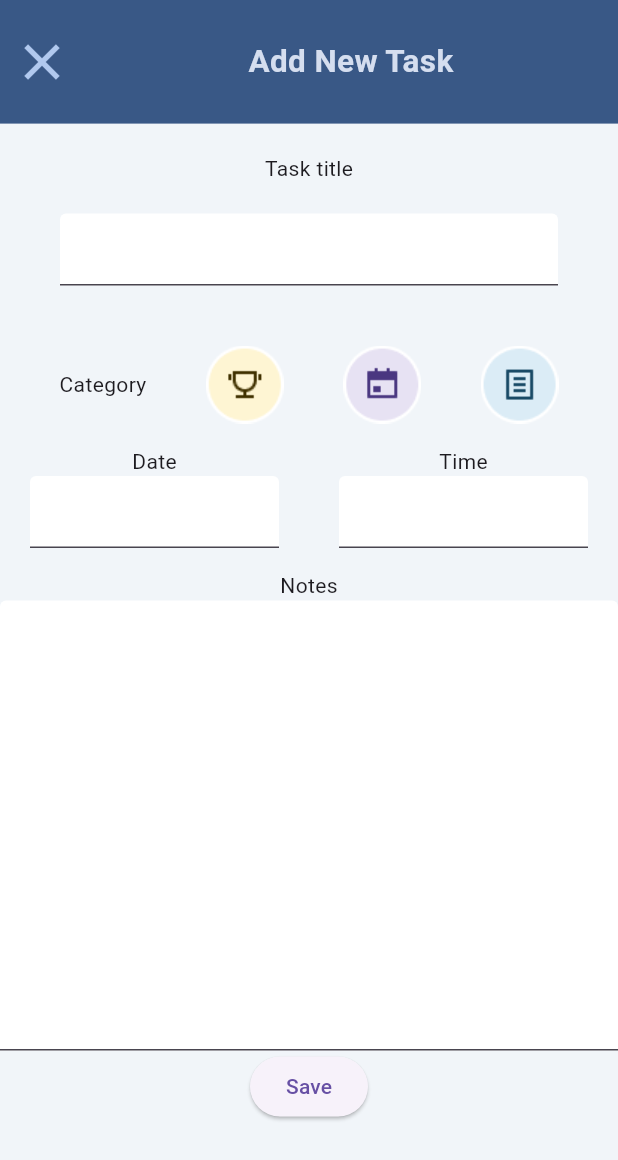
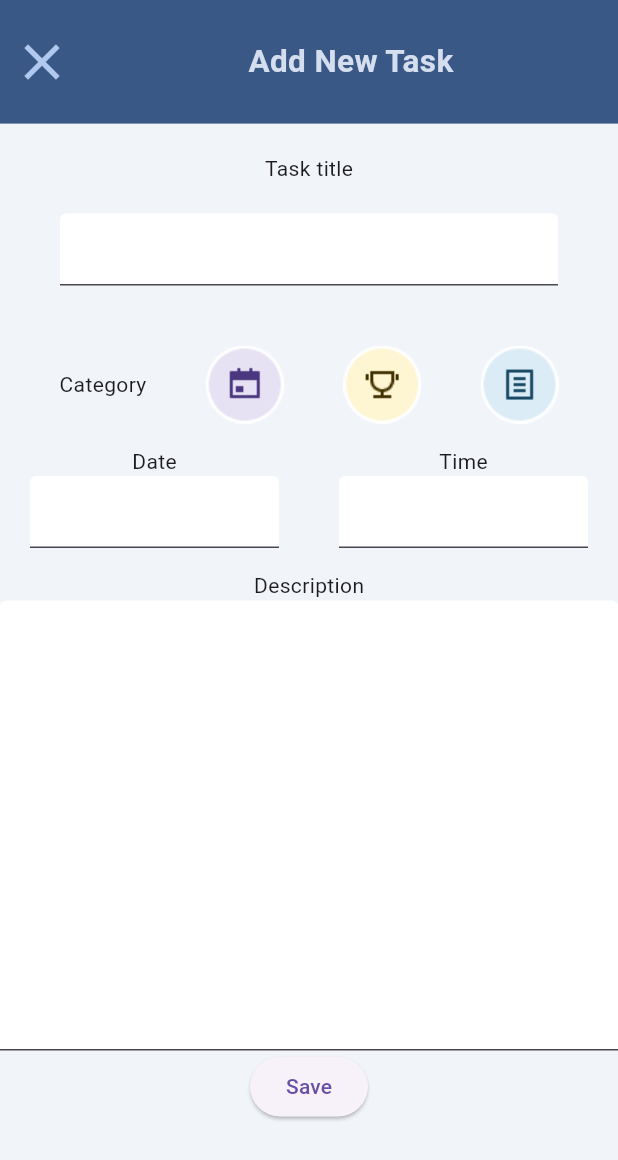
Before and after one commit to ozcann159/Todo_App, a Flutter app: the screen it shows after launch, after a tap on "Add New Task", on a phone screen of 412 x 824 dp. Shown: the top 1160 px of the screen. Run offline on Flutter 3.47's test engine with Material 3 defaults, Android fonts, the phone set to English and light mode, and no system bars; our stand-ins replace hexcolor; network calls fail.

```diff
--- /dev/null
+++ b/lib/constants/tasktype.dart
@@ -0,0 +1 @@
+enum TaskType { note, calendar, contest }
--- a/lib/main.dart
+++ b/lib/main.dart
@@ -13,7 +13,7 @@ class MyApp extends StatefulWidget {
 }
 
 class _MyAppState extends State<MyApp> {
-  bool isChecked = false;
+
 
   @override
   Widget build(BuildContext context) {
--- /dev/null
+++ b/lib/model/task.dart
@@ -0,0 +1,15 @@
+// ignore_for_file: public_member_api_docs, sort_constructors_first
+import 'package:todo_app/constants/tasktype.dart';
+
+class Task {
+  late String title;
+  late String description;
+  late bool isCompleted;
+  late TaskType type;
+  Task({
+    required this.title,
+    required this.description,
+    required this.isCompleted,
+    required this.type,
+  });
+}
--- /dev/null
+++ b/lib/model/todo.dart
@@ -0,0 +1,35 @@
+// ignore_for_file: public_member_api_docs, sort_constructors_first
+import 'dart:core';
+
+class Todo {
+  int? id;
+  String? todo;
+  bool? completed;
+  int? userId;
+
+  // From json
+  Todo.fromJson(Map<String, dynamic> json) {
+    id = json["id"];
+    todo = json["todo"];
+    completed = json["completed"];
+    userId = json["userId"];
+  }
+
+  //To json
+
+  Map<String, dynamic> toJson(){
+    final Map<String, dynamic> data = {};
+    data["id"] = id;
+    data["todo"] = todo;
+    data["completed"] = completed;
+    data["userId"] = userId;
+
+    return data;
+  }
+
+  Todo({
+    required this.id,
+    required this.todo,
+    required this.userId,
+  });
+}
--- a/lib/screens/add_new_task.dart
+++ b/lib/screens/add_new_task.dart
@@ -1,9 +1,31 @@
+// ignore_for_file: public_member_api_docs, sort_constructors_first
 import 'package:flutter/material.dart';
 import 'package:hexcolor/hexcolor.dart';
 import 'package:todo_app/constants/color.dart';
+import 'package:todo_app/constants/tasktype.dart';
+import 'package:todo_app/model/task.dart';
 
-class AddNewTask extends StatelessWidget {
-  const AddNewTask({Key? key}) : super(key: key);
+class AddNewTaskScreen extends StatefulWidget {
+  const AddNewTaskScreen({
+    Key? key,
+    required this.addNewTask,
+  }) : super(
+          key: key,
+        );
+  final void Function(Task newTask) addNewTask;
+  // Passing function as parameter
+
+  @override
+  State<AddNewTaskScreen> createState() => _AddNewTaskState();
+}
+
+class _AddNewTaskState extends State<AddNewTaskScreen> {
+  TextEditingController titleController = TextEditingController();
+  TextEditingController dateController = TextEditingController();
+  TextEditingController timeController = TextEditingController();
+  TextEditingController descriptionController = TextEditingController();
+
+  TaskType taskType = TaskType.note;
 
   @override
   Widget build(BuildContext context) {
@@ -43,15 +65,16 @@ class AddNewTask extends StatelessWidget {
               ),
               const Padding(
                   padding: EdgeInsets.only(top: 20), child: Text("Task title")),
-              const Padding(
+              Padding(
                 padding: EdgeInsets.symmetric(horizontal: 40, vertical: 20),
                 child: TextField(
+                  controller: titleController,
                   decoration:
                       InputDecoration(filled: true, fillColor: Colors.white),
                 ),
               ),
               Padding(
-                padding: EdgeInsets.only(top: 20),
+                padding: const EdgeInsets.only(top: 20),
                 child: Row(
                   mainAxisAlignment: MainAxisAlignment.spaceEvenly,
                   children: [
@@ -64,8 +87,11 @@ class AddNewTask extends StatelessWidget {
                             content: Text("Category selected"),
                           ),
                         );
+                        setState(() {
+                          taskType = TaskType.calendar;
+                        });
                       },
-                      child: Image.asset("assets/images/2.png"),
+                      child: Image.asset("assets/images/1.png"),
                     ),
                     GestureDetector(
                       onTap: () {
@@ -75,8 +101,11 @@ class AddNewTask extends StatelessWidget {
                             content: Text("Category selected"),
                           ),
                         );
+                        setState(() {
+                          taskType = TaskType.contest;
+                        });
                       },
-                      child: Image.asset("assets/images/1.png"),
+                      child: Image.asset("assets/images/2.png"),
                     ),
                     GestureDetector(
                       onTap: () {
@@ -93,16 +122,18 @@ class AddNewTask extends StatelessWidget {
                 ),
               ),
               Padding(
-                padding: EdgeInsets.only(top: 15),
-                child: const Row(
+                padding: const EdgeInsets.only(top: 15),
+                child: Row(
                   children: [
                     Expanded(
                       child: Column(
                         children: [
-                          Text("Date"),
+                          const Text("Date"),
                           Padding(
-                              padding: EdgeInsets.symmetric(horizontal: 20),
+                              padding:
+                                  const EdgeInsets.symmetric(horizontal: 20),
                               child: TextField(
+                                controller: dateController,
                                 decoration: InputDecoration(
                                     filled: true, fillColor: Colors.white),
                               ))
@@ -115,6 +146,7 @@ class AddNewTask extends StatelessWidget {
                         Padding(
                           padding: EdgeInsets.symmetric(horizontal: 20),
                           child: TextField(
+                            controller: timeController,
                             decoration: InputDecoration(
                                 filled: true, fillColor: Colors.white),
                           ),
@@ -124,17 +156,30 @@ class AddNewTask extends StatelessWidget {
                   ],
                 ),
               ),
-              Padding(padding: EdgeInsets.only(top: 15), child: Text("Notes")),
-              const SizedBox(
+              const Padding(
+                  padding: EdgeInsets.only(top: 15),
+                  child: Text("Description")),
+              SizedBox(
                 height: 300,
                 child: TextField(
+                  controller: descriptionController,
                   expands: true,
                   maxLines: null,
-                  decoration: InputDecoration(
+                  decoration: const InputDecoration(
                       filled: true, fillColor: Colors.white, isDense: true),
                 ),
               ),
-              ElevatedButton(onPressed: () {}, child: Text("Save"))
+              ElevatedButton(
+                  onPressed: () {
+                    Task newTask = Task(
+                        title: titleController.text,
+                        description: descriptionController.text,
+                        isCompleted: false,
+                        type: taskType);
+                    widget.addNewTask(newTask);
+                    Navigator.pop(context);
+                  },
+                  child: const Text("Save"))
             ],
           ),
         ),
--- a/lib/screens/home.dart
+++ b/lib/screens/home.dart
@@ -1,7 +1,10 @@
 import 'package:flutter/material.dart';
 import 'package:hexcolor/hexcolor.dart';
 import 'package:todo_app/constants/color.dart';
+import 'package:todo_app/constants/tasktype.dart';
+import 'package:todo_app/model/task.dart';
 import 'package:todo_app/screens/add_new_task.dart';
+import 'package:todo_app/service/todo_service.dart';
 import 'package:todo_app/todo_item.dart';
 
 class Home extends StatefulWidget {
@@ -12,22 +15,67 @@ class Home extends StatefulWidget {
 }
 
 class _HomeState extends State<Home> {
-  List<String> todo = ["Study Lessons", "Run 5K", "Go to party"];
-  List<String> competed = ["Game meetup", "Take out trash"];
+  //List<String> todo = ["Study Lessons", "Run 5K", "Go to party"];
+  //List<String> competed = ["Game meetup", "Take out trash"];
+
+  List<Task> todo = [
+    Task(
+        title: "Study Lessons",
+        description: "Study COMP117",
+        isCompleted: false,
+        type: TaskType.note),
+    Task(
+        title: "Go to party",
+        description: "Attend to pary",
+        isCompleted: false,
+        type: TaskType.calendar),
+    Task(
+        title: "Run 5K",
+        description: "Run 5 kilometers",
+        isCompleted: false,
+        type: TaskType.contest),
+  ];
+
+  List<Task> completed = [
+    Task(
+        title: "Go to party",
+        description: "Attend to pary",
+        isCompleted: false,
+        type: TaskType.calendar),
+    Task(
+        title: "Run 5K",
+        description: "Run 5 kilometers",
+        isCompleted: false,
+        type: TaskType.contest),
+  ];
+
+  void addNewTask(Task newTask) {
+    setState(() {
+      todo.add(newTask);
+    });
+  }
+
   @override
   Widget build(BuildContext context) {
+    TodoService todoService = TodoService();
+    todoService.getTodos();
     double deviceHeight = MediaQuery.of(context).size.height;
     double deviceWidth = MediaQuery.of(context).size.width;
     return MaterialApp(
+      theme: ThemeData(primarySwatch: Colors.indigo),
       home: SafeArea(
         child: Scaffold(
           backgroundColor: HexColor(backgroundColor),
           body: Column(
             children: [
               Container(
+                decoration: BoxDecoration(
+                    color: Theme.of(context).primaryColor,
+                    borderRadius:
+                        BorderRadius.only(bottomRight: Radius.circular(70))),
                 width: deviceWidth,
-                height: deviceHeight / 3,
-                color: const Color(0xff395886),
+                height: deviceHeight / 5,
+                // color: const Color(0xff395886),
                 child: const Column(
                   children: [
                     Padding(
@@ -61,7 +109,7 @@ class _HomeState extends State<Home> {
                     itemCount: todo.length,
                     itemBuilder: (context, index) {
                       return TodoItem(
-                        title: todo[index],
+                        task: todo[index],
                       );
                     },
                   )),
@@ -84,11 +132,9 @@ class _HomeState extends State<Home> {
                       child: ListView.builder(
                     shrinkWrap: true,
                     primary: false,
-                    itemCount: competed.length,
+                    itemCount: completed.length,
                     itemBuilder: (context, index) {
-                      return TodoItem(
-                        title: competed[index],
-                      );
+                      return TodoItem(task: completed[index]);
                     },
                   )),
                 ),
@@ -98,7 +144,8 @@ class _HomeState extends State<Home> {
                 child: ElevatedButton(
                   onPressed: () {
                     Navigator.of(context).push(MaterialPageRoute(
-                      builder: (context) => const AddNewTask(),
+                      builder: (context) => AddNewTaskScreen(
+                          addNewTask: (newTask) => addNewTask(newTask)),
                     ));
                   },
                   child: const Text("Add New Task"),
--- /dev/null
+++ b/lib/service/todo_service.dart
@@ -0,0 +1,20 @@
+import 'dart:convert';
+
+import 'package:http/http.dart' as http;
+import 'package:todo_app/model/todo.dart';
+
+class TodoService {
+  final String url = "https://dummyjson.com/todos";
+
+  Future<List<Todo>> getTodos() async {
+    final response = await http.get(Uri.parse(url));
+    List<dynamic> resp = jsonDecode(response.body)["todos"];
+    List<Todo> todos = List.empty(growable: true);
+
+    resp.forEach((element) {
+      todos.add(Todo.fromJson(element));
+    });
+
+    return todos;
+  }
+}
--- a/lib/todo_item.dart
+++ b/lib/todo_item.dart
@@ -1,8 +1,16 @@
+// ignore_for_file: public_member_api_docs, sort_constructors_first
 import 'package:flutter/material.dart';
+import 'package:todo_app/constants/tasktype.dart';
+import 'package:todo_app/model/task.dart';
 
 class TodoItem extends StatefulWidget {
-  const TodoItem({Key? key, required this.title}) : super(key: key,);
- final String title ;
+  const TodoItem({
+    Key? key,
+    required this.task,
+  }) : super(
+          key: key,
+        );
+  final Task task;
 
   @override
   State<TodoItem> createState() => _TodoItemState();
@@ -14,25 +22,44 @@ class _TodoItemState extends State<TodoItem> {
   @override
   Widget build(BuildContext context) {
     return Card(
+      color: widget.task.isCompleted ? Colors.grey : Colors.white,
       shape: RoundedRectangleBorder(borderRadius: BorderRadius.circular(20)),
       child: Padding(
         padding: const EdgeInsets.all(20),
         child: Row(
           mainAxisAlignment: MainAxisAlignment.spaceEvenly,
           children: [
-            const Icon(
-              Icons.notes_outlined,
-              size: 45,
-            ),
-            Text(
-              widget.title,
-              style: const TextStyle(fontSize: 20, fontWeight: FontWeight.bold),
+            widget.task.type == TaskType.note
+                ? Image.asset("assets/images/3.png")
+                : widget.task.type == TaskType.contest
+                    ? Image.asset("assets/images/2.png")
+                    : Image.asset("assets/images/1.png"),
+            Expanded(
+              child: Column(children: [
+                Text(
+                  widget.task.title,
+                  style: TextStyle(
+                      decoration: widget.task.isCompleted
+                          ? TextDecoration.lineThrough
+                          : TextDecoration.none,
+                      fontSize: 20,
+                      fontWeight: FontWeight.bold),
+                ),
+                Text(
+                  widget.task.description,
+                  style: TextStyle(
+                      decoration: widget.task.isCompleted
+                          ? TextDecoration.lineThrough
+                          : TextDecoration.none),
+                )
+              ]),
             ),
             Checkbox(
                 activeColor: const Color(0xff638ECB),
                 value: isChecked,
                 onChanged: (val) {
                   setState(() {
+                    widget.task.isCompleted = !widget.task.isCompleted;
                     isChecked = val!; // val değişkeni varsa işleme koy
                   });
                 }),
--- a/pubspec.yaml
+++ b/pubspec.yaml
@@ -35,6 +35,7 @@ dependencies:
   # Use with the CupertinoIcons class for iOS style icons.
   cupertino_icons: ^1.0.2
   hexcolor: ^3.0.1
+  http: ^1.2.0
 
 dev_dependencies:
   flutter_test:
```
Also changed, not shown: pubspec.lock.
